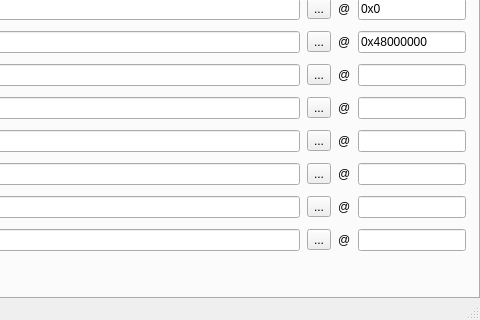
Above: src/mainwindow.ui from YuzukiTsuru/YFEL before the change; both pictures show x 209 to 689 and y 87 to 407 of the 689 by 407 pixel window. Below: the same form after it.
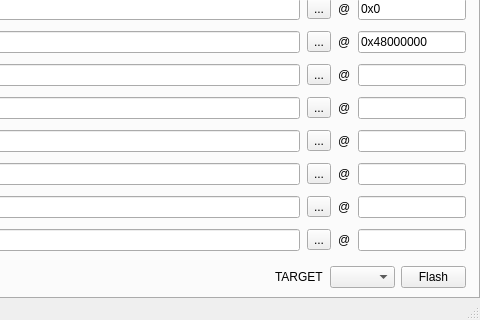
That is the form after the change. The open tabs and pages were chosen to show the change.

```diff
--- a/src/mainwindow.ui
+++ b/src/mainwindow.ui
@@ -567,6 +567,39 @@
          </item>
         </layout>
        </widget>
+       <widget class="QWidget" name="">
+        <property name="geometry">
+         <rect>
+          <x>480</x>
+          <y>280</y>
+          <width>191</width>
+          <height>26</height>
+         </rect>
+        </property>
+        <layout class="QHBoxLayout" name="horizontalLayout_17">
+         <item>
+          <widget class="QLabel" name="flash_felflash_label">
+           <property name="text">
+            <string>TARGET</string>
+           </property>
+          </widget>
+         </item>
+         <item>
+          <widget class="QComboBox" name="flashfelflash_comboBox">
+           <property name="currentText">
+            <string/>
+           </property>
+          </widget>
+         </item>
+         <item>
+          <widget class="QPushButton" name="flash_felflash_pushButton">
+           <property name="text">
+            <string>Flash</string>
+           </property>
+          </widget>
+         </item>
+        </layout>
+       </widget>
       </widget>
       <widget class="QWidget" name="aw_flash">
        <attribute name="title">
```
Left out of the diff: 5 changed lines with no effect on the pictures.
